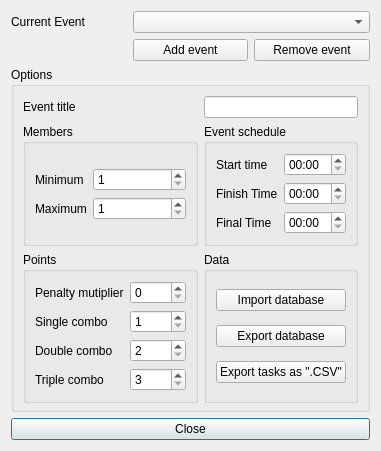
FrankMamuda/ketoevent, file trunk/gui_event.ui: the form before one commit.
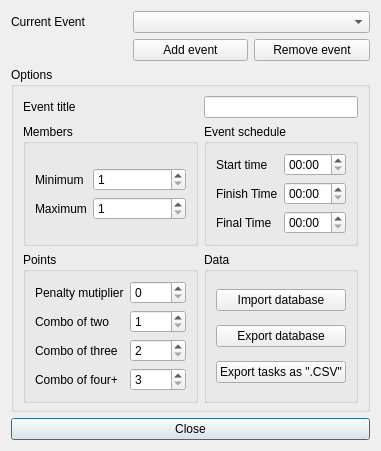
The form after the commit. Icons and pictures are not drawn.

Patch:
```diff
--- a/trunk/gui_event.ui
+++ b/trunk/gui_event.ui
@@ -222,7 +222,7 @@
          <item row="3" column="0">
           <widget class="QLabel" name="dComboLabel">
            <property name="text">
-            <string>Double combo</string>
+            <string>Combo of three</string>
            </property>
           </widget>
          </item>
@@ -239,7 +239,7 @@
          <item row="5" column="0">
           <widget class="QLabel" name="tComboLabel">
            <property name="text">
-            <string>Triple combo</string>
+            <string>Combo of four+</string>
            </property>
           </widget>
          </item>
@@ -256,7 +256,7 @@
          <item row="1" column="0">
           <widget class="QLabel" name="sComboLabel">
            <property name="text">
-            <string>Single combo</string>
+            <string>Combo of two</string>
            </property>
           </widget>
          </item>
```
